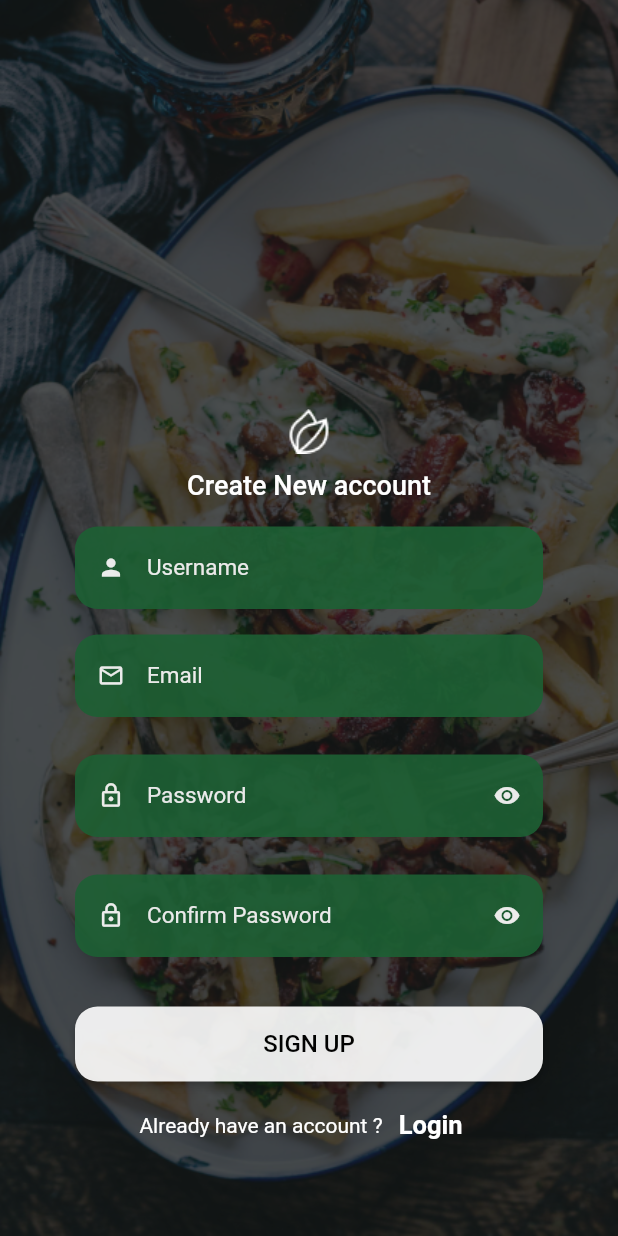
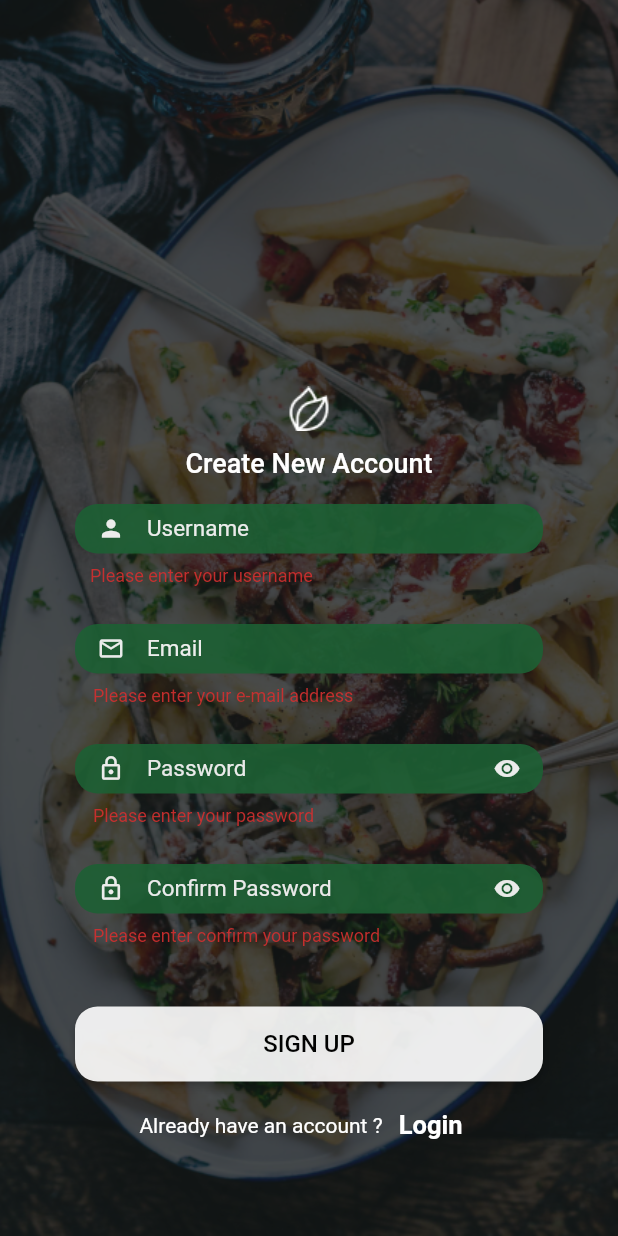
Before and after one commit to davutkarakus/RecipeApp, a Flutter app: the SignupPage screen opened directly, after a tap on "SIGN UP", on a phone screen of 412 x 824 dp. Run offline on Flutter 3.47's test engine with Material 2 defaults, Android fonts, the phone set to English and light mode, and no system bars; our stand-ins replace firebase_auth, firebase_core; accounts and stored records are empty; network calls fail.

Commit message:
Firebase installed

```diff
--- a/lib/pages/ForgotPasswordPage.dart
+++ b/lib/pages/ForgotPasswordPage.dart
@@ -23,6 +23,7 @@ class _ForgotPasswordPageState extends State<ForgotPasswordPage> {
               opacity: 0.3
           ),
         ),
+        child: SingleChildScrollView(
           child: Column(
             mainAxisAlignment: MainAxisAlignment.center,
             children: [
@@ -99,6 +100,7 @@ class _ForgotPasswordPageState extends State<ForgotPasswordPage> {
             ],
           ),
         ),
+      ),
     );
   }
 }
--- a/lib/pages/SignupPage.dart
+++ b/lib/pages/SignupPage.dart
@@ -1,3 +1,6 @@
+
+
+import 'package:firebase_auth/firebase_auth.dart';
 import 'package:flutter/material.dart';
 import 'package:flutter_recipe_app/pages/LoginPage.dart';
 
@@ -11,11 +14,38 @@ class SignupPage extends StatefulWidget {
 }
 
 class _SignupPageState extends State<SignupPage> {
+  var usernameTextController = TextEditingController();
+  var emailTextController = TextEditingController();
+  var passwordTextController = TextEditingController();
+  var confirmPwTextController = TextEditingController();
+  final _formKey = GlobalKey<FormState>();
+  Future<void> signUp() async {
+    showDialog(
+        context: context,
+        barrierDismissible: false,
+        builder: (context) => Center(child: CircularProgressIndicator(),)
+    );
+    try {
+      FirebaseAuth.instance.createUserWithEmailAndPassword(email: emailTextController.text, password: passwordTextController.text);
+
+    }on FirebaseAuthException catch(e) {
+      print(e);
+    }
+  }
+  @override
+  void dispose() {
+    usernameTextController.dispose();
+    emailTextController.dispose();
+    passwordTextController.dispose();
+    confirmPwTextController.dispose();
+    super.dispose();
+  }
   @override
   Widget build(BuildContext context) {
     return Scaffold(
+
       body: Container(
-        alignment: Alignment.center,
+        alignment: Alignment.bottomCenter,
         decoration: BoxDecoration(
           color: bgContainer.withOpacity(1),
           image: DecorationImage(
@@ -25,12 +55,15 @@ class _SignupPageState extends State<SignupPage> {
           ),
         ),
         child: Form(
-          child: Column(mainAxisAlignment: MainAxisAlignment.end, children: [
+          key: _formKey,
+          child: SingleChildScrollView(
+            child: Column(mainAxisAlignment: MainAxisAlignment.end,
+                children: [
               Padding(
                 padding: const EdgeInsets.only(bottom: 8.0),
                 child: Image.asset("images/loginIcon.png",width: 35,height: 35,),
               ),
-            Text("Create New account",style: TextStyle(fontSize: 18,fontWeight: FontWeight.w500,color: Colors.white),),
+              Text("Create New Account",style: TextStyle(fontSize: 18,fontWeight: FontWeight.w500,color: Colors.white),),
               Padding(
                 padding: const EdgeInsets.only(left: 50, right: 50,top: 17),
                 child: Opacity(
@@ -38,6 +71,13 @@ class _SignupPageState extends State<SignupPage> {
                   child: SizedBox(
                     height: 55,
                     child: TextFormField(
+                      controller: usernameTextController,
+                      validator: (value) {
+                        if (value == null || value.isEmpty) {
+                          return 'Please enter your username';
+                        }
+                        return null;
+                      },
                       style: TextStyle(
                           color: Colors.white,
                           fontSize: 15,
@@ -57,6 +97,7 @@ class _SignupPageState extends State<SignupPage> {
                             borderSide: BorderSide.none,
                             borderRadius: BorderRadius.circular(15)),
                         labelText: "Username",
+                        contentPadding: const EdgeInsets.symmetric(vertical: 25.0, horizontal: 10.0),
                         labelStyle: TextStyle(color: Colors.white),
                       ),
                     ),
@@ -64,12 +105,20 @@ class _SignupPageState extends State<SignupPage> {
                 ),
               ),
               Padding(
-              padding: const EdgeInsets.only(left: 50, right: 50,top: 17),
+                padding: const EdgeInsets.only(left: 50, right: 50,top: 25),
                 child: Opacity(
                   opacity: 0.9,
                   child: SizedBox(
                     height: 55,
                     child: TextFormField(
+                      keyboardType: TextInputType.emailAddress,
+                      validator: (value) {
+                        if (value == null || value.isEmpty) {
+                          return 'Please enter your e-mail address';
+                        }
+                        return null;
+                      },
+                      controller: emailTextController,
                       style: TextStyle(
                           color: Colors.white,
                           fontSize: 15,
@@ -102,6 +151,13 @@ class _SignupPageState extends State<SignupPage> {
                   child: SizedBox(
                     height: 55,
                     child: TextFormField(
+                      validator: (value) {
+                        if (value == null || value.isEmpty) {
+                          return 'Please enter your password';
+                        }
+                        return null;
+                      },
+                      controller: passwordTextController,
                       obscureText: true,
                       style: TextStyle(
                           color: Colors.white,
@@ -143,6 +199,13 @@ class _SignupPageState extends State<SignupPage> {
                   child: SizedBox(
                     height: 55,
                     child: TextFormField(
+                      validator: (value) {
+                        if (value == null || value.isEmpty) {
+                          return 'Please enter confirm your password';
+                        }
+                        return null;
+                      },
+                      controller: confirmPwTextController,
                       obscureText: true,
                       style: TextStyle(
                           color: Colors.white,
@@ -178,7 +241,7 @@ class _SignupPageState extends State<SignupPage> {
                 ),
               ),
               Padding(
-              padding: const EdgeInsets.only(left: 50, right: 50,top: 33),
+                padding: const EdgeInsets.only(left: 50, right: 50,top: 40),
                 child: SizedBox(
                   width: double.infinity,
                   height: 50,
@@ -193,7 +256,9 @@ class _SignupPageState extends State<SignupPage> {
                           ),
                         ),
                         onPressed: (){
-                        print("Login button tıklandı");
+                          if(_formKey.currentState!.validate()) {
+                            signUp();
+                          }
                         },
                         child: Text("SIGN UP",style: TextStyle(color: Colors.black,fontSize: 16),)
                     ),
@@ -201,7 +266,7 @@ class _SignupPageState extends State<SignupPage> {
                 ),
               ),
               Padding(
-              padding: const EdgeInsets.only(top: 5,bottom:50.0),
+                padding: const EdgeInsets.only(top: 5,bottom: 50),
                 child: Row(
                   mainAxisAlignment: MainAxisAlignment.center,
                   children: [
@@ -218,6 +283,7 @@ class _SignupPageState extends State<SignupPage> {
             ]),
           ),
         ),
+      ),
     );
   }
 }
--- a/pubspec.yaml
+++ b/pubspec.yaml
@@ -36,6 +36,9 @@ dependencies:
   # The following adds the Cupertino Icons font to your application.
   # Use with the CupertinoIcons class for iOS style icons.
   cupertino_icons: ^1.0.2
+  #Firebase
+  cloud_firestore: ^4.5.2
+  firebase_auth:
 
 dev_dependencies:
   flutter_test:
```
Also changed, not shown: lib/main.dart (+7 -3 lines), lib/pages/LoginPage.dart (+31 -3 lines), lib/pages/MainPage.dart (+11 -0 lines), lib/pages/OnboardingPage.dart (+8 -2 lines), pubspec.lock, 4 other files. Lines whose indentation alone changed are shown as unchanged.
